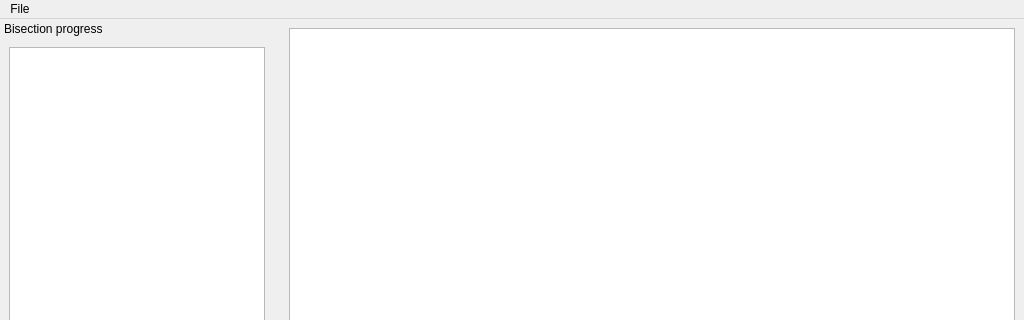
Old version of the form gui/mozregui/ui/mainwindow.ui in the repository mozilla/mozregression; both pictures show x 0 to 1024 and y 0 to 320 of the 1024 by 768 pixel window.
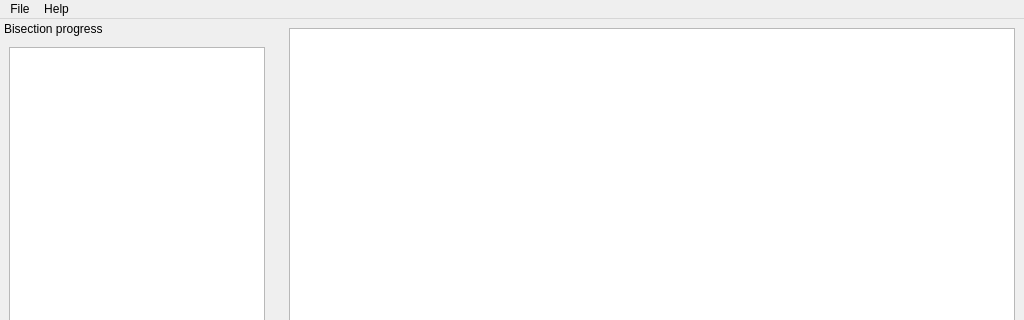
New version of the form. Custom widgets are drawn as their Qt base class.

Commit message: add the about dialog

Diff of the .ui file:
```diff
--- a/gui/mozregui/ui/mainwindow.ui
+++ b/gui/mozregui/ui/mainwindow.ui
@@ -47,7 +47,14 @@
     <addaction name="separator"/>
     <addaction name="actionQuit"/>
    </widget>
+   <widget class="QMenu" name="menuHelp">
+    <property name="title">
+     <string>Help</string>
+    </property>
+    <addaction name="actionAbout"/>
+   </widget>
    <addaction name="menuFile"/>
+   <addaction name="menuHelp"/>
   </widget>
   <widget class="QStatusBar" name="statusbar"/>
   <widget class="QDockWidget" name="dockWidget">
```
Left out of the diff: 22 changed lines with no effect on the pictures. The commit also changes 2 other files.
